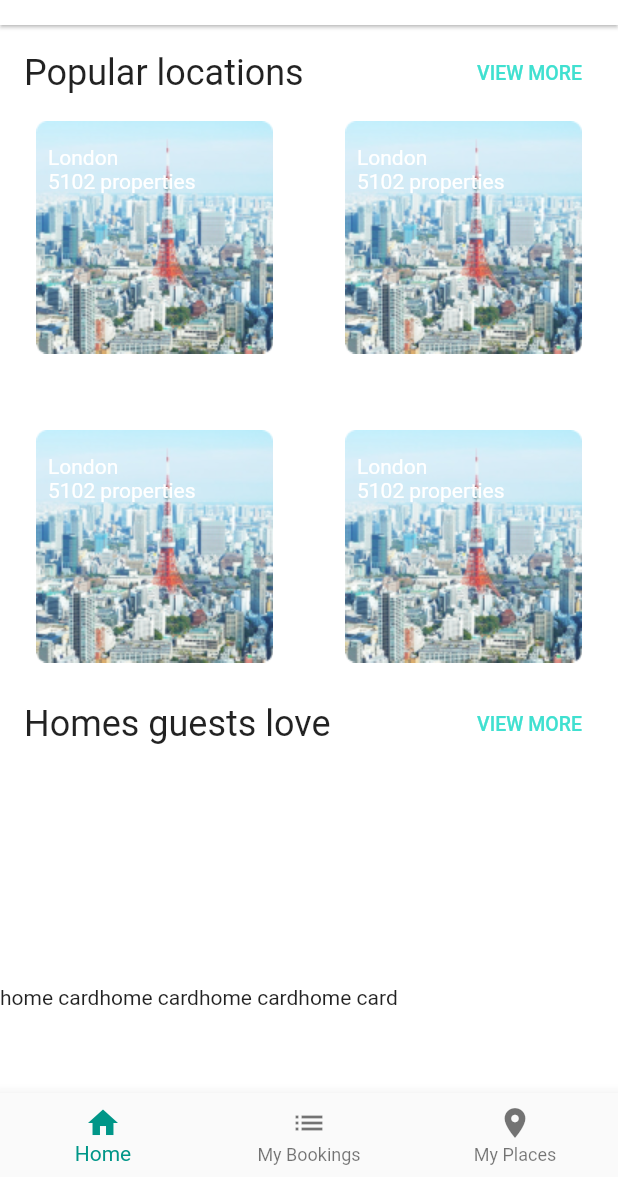
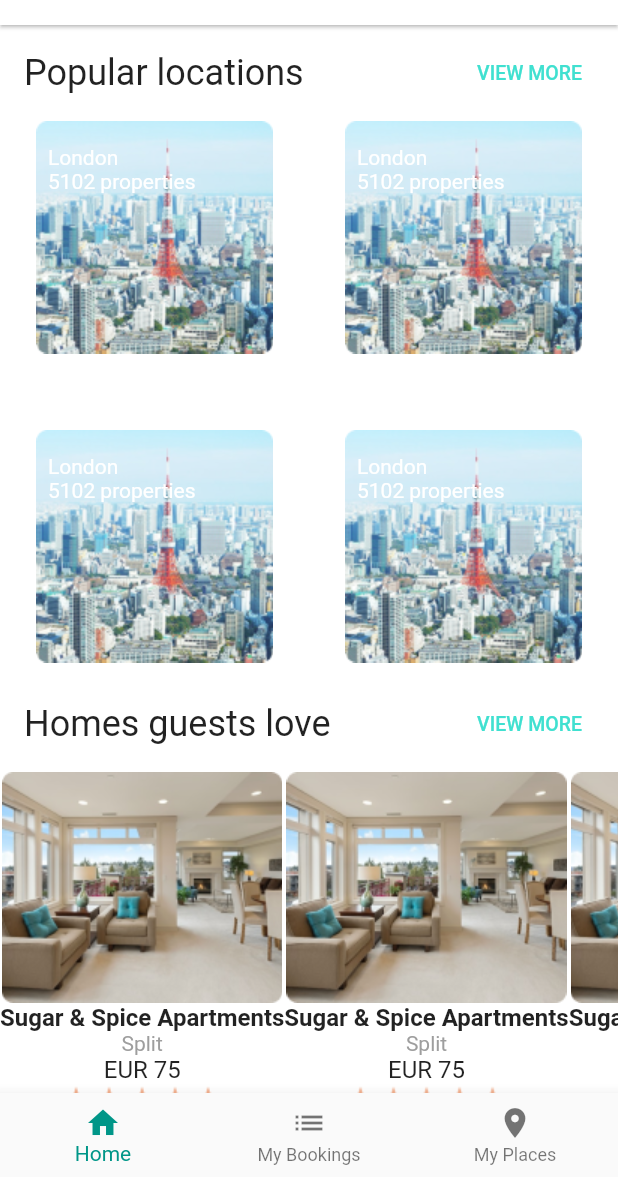
Before and after one commit to apptonio/staycation, a Flutter app: the screen it shows after launch, on a phone screen of 412 x 824 dp, the part 59-1236 px from its top. Run offline on Flutter 3.47's test engine with Material 2 defaults, Android fonts, the phone set to English and light mode, and no system bars; our stand-ins replace dio, google_fonts.

Commit message:
fix homes_guests_love widget & minor fixes

```diff
--- a/lib/assets.dart
+++ b/lib/assets.dart
@@ -1,5 +1,7 @@
 class Assets {
+  // ignore: library_private_types_in_public_api
   static _Icons icons = _Icons();
+  // ignore: library_private_types_in_public_api
   static _Images images = _Images();
 }
 
@@ -30,4 +32,5 @@ class _Icons {
 class _Images {
   String tokyo = 'assets/images/Tokyo.png';
   String sugar = 'assets/images/Sugar.png';
+  String rating = 'assets/images/rating-mobile.png';
 }
--- a/lib/http.dart
+++ b/lib/http.dart
@@ -3,6 +3,7 @@ import 'package:dio/dio.dart';
 class HTTPInterceptor extends InterceptorsWrapper {
   @override
   void onError(DioError err, ErrorInterceptorHandler handler) {
+    // ignore: avoid_print
     print(err);
     return super.onError(err, handler);
   }
--- a/lib/screens/home-screen/widgets/card_widget.dart
+++ b/lib/screens/home-screen/widgets/card_widget.dart
@@ -1,10 +1,21 @@
 import 'package:flutter/material.dart';
+
+import '../../../assets.dart';
 
 class HomeCard extends StatelessWidget {
   const HomeCard({Key? key}) : super(key: key);
 
   @override
   Widget build(BuildContext context) {
-    return(const Text("home card"));
+    return (Center(
+        child: Column(
+      children: [
+        Image.asset(Assets.images.sugar),
+        const Text('Sugar & Spice Apartments', style: TextStyle(fontWeight: FontWeight.bold, fontSize: 16)),
+        const Text('Split', style: TextStyle(color: Colors.grey, fontSize: 14),),
+        const Text('EUR 75', style: TextStyle(fontSize: 16),),
+        Image.asset(Assets.images.rating),
+      ],
+    )));
   }
 }
--- a/lib/screens/home-screen/widgets/homes_guests_love.dart
+++ b/lib/screens/home-screen/widgets/homes_guests_love.dart
@@ -1,4 +1,3 @@
-import 'stack_widget.dart';
 import 'section_title_widget.dart';
 import 'package:flutter/material.dart';
 import 'card_widget.dart';
@@ -13,9 +12,16 @@ class HomesGuestsLove extends StatelessWidget {
         const SectionTitle(title: 'Homes guests love'),
         SizedBox(
             height: 300,
-            child: Row(
-              children: const [HomeCard(), HomeCard(), HomeCard(), HomeCard()],
-            )),
+            child: SingleChildScrollView(
+                scrollDirection: Axis.horizontal,
+                child: Row(
+                  children: const [
+                    HomeCard(),
+                    HomeCard(),
+                    HomeCard(),
+                    HomeCard()
+                  ],
+                ))),
       ],
     ));
   }
--- a/lib/screens/home-screen/widgets/stack_widget.dart
+++ b/lib/screens/home-screen/widgets/stack_widget.dart
@@ -1,5 +1,4 @@
 import 'package:devcademy_flutter/assets.dart';
-import 'package:devcademy_flutter/theme.dart';
 import 'package:flutter/material.dart';
 
 class LocationStack extends StatelessWidget {
```
Also changed, not shown: assets/images/rating-mobile.png (added).
